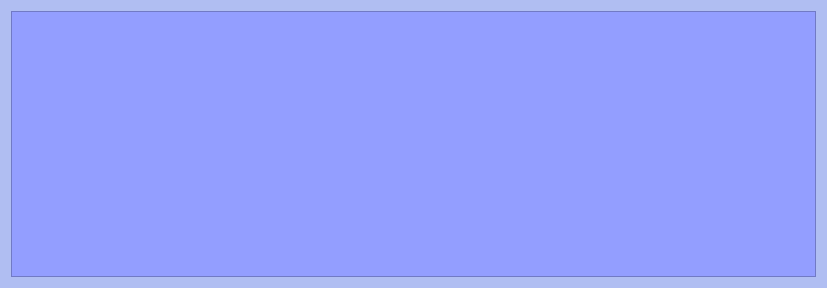
The window that mscore/mscore/textpalette.ui (musescore/musescore-old) describes before a commit, drawn with Qt 5.
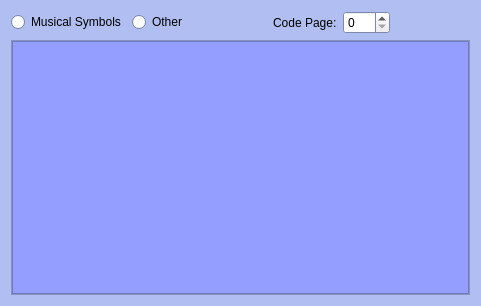
The same window after the commit.

```diff
--- a/mscore/mscore/textpalette.ui
+++ b/mscore/mscore/textpalette.ui
@@ -6,8 +6,8 @@
    <rect>
     <x>0</x>
     <y>0</y>
-    <width>827</width>
-    <height>288</height>
+    <width>481</width>
+    <height>306</height>
    </rect>
   </property>
   <property name="palette">
@@ -77,7 +77,86 @@
   <property name="windowTitle">
    <string>MuseScore: Special Text Symbols</string>
   </property>
+  <layout class="QVBoxLayout" name="verticalLayout_2">
+   <item>
+    <layout class="QHBoxLayout" name="horizontalLayout">
+     <item>
+      <widget class="QRadioButton" name="musicalSymbols">
+       <property name="text">
+        <string>Musical Symbols</string>
+       </property>
+      </widget>
+     </item>
+     <item>
+      <widget class="QRadioButton" name="otherSymbols">
+       <property name="text">
+        <string>Other</string>
+       </property>
+      </widget>
+     </item>
+     <item>
+      <spacer name="horizontalSpacer_2">
+       <property name="orientation">
+        <enum>Qt::Horizontal</enum>
+       </property>
+       <property name="sizeHint" stdset="0">
+        <size>
+         <width>40</width>
+         <height>20</height>
+        </size>
+       </property>
+      </spacer>
+     </item>
+     <item>
+      <widget class="QLabel" name="label">
+       <property name="text">
+        <string>Code Page:</string>
+       </property>
+      </widget>
+     </item>
+     <item>
+      <widget class="QSpinBox" name="codePage">
+       <property name="maximum">
+        <number>255</number>
+       </property>
+      </widget>
+     </item>
+     <item>
+      <spacer name="horizontalSpacer">
+       <property name="orientation">
+        <enum>Qt::Horizontal</enum>
+       </property>
+       <property name="sizeHint" stdset="0">
+        <size>
+         <width>40</width>
+         <height>20</height>
+        </size>
+       </property>
+      </spacer>
+     </item>
+    </layout>
+   </item>
+   <item>
+    <widget class="QScrollArea" name="scrollArea">
+     <property name="widgetResizable">
+      <bool>true</bool>
+     </property>
+     <widget class="QWidget" name="scrollAreaWidgetContents">
+      <property name="geometry">
+       <rect>
+        <x>0</x>
+        <y>0</y>
+        <width>459</width>
+        <height>256</height>
+       </rect>
+      </property>
   <layout class="QVBoxLayout" name="verticalLayout">
+       <property name="spacing">
+        <number>0</number>
+       </property>
+       <property name="margin">
+        <number>0</number>
+       </property>
    <item>
     <widget class="QFrame" name="symbolBox">
      <property name="palette">
@@ -153,6 +232,10 @@
      <property name="frameShadow">
       <enum>QFrame::Raised</enum>
      </property>
+        </widget>
+       </item>
+      </layout>
+     </widget>
     </widget>
    </item>
   </layout>
```
Lines whose indentation alone changed are shown as unchanged.
